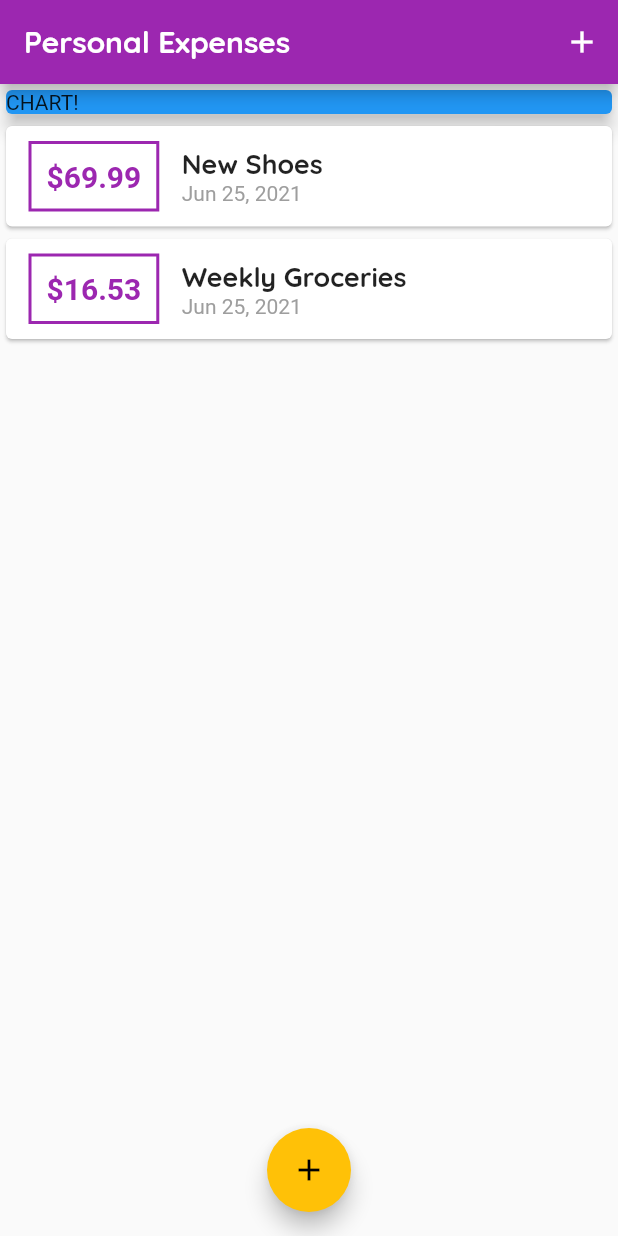
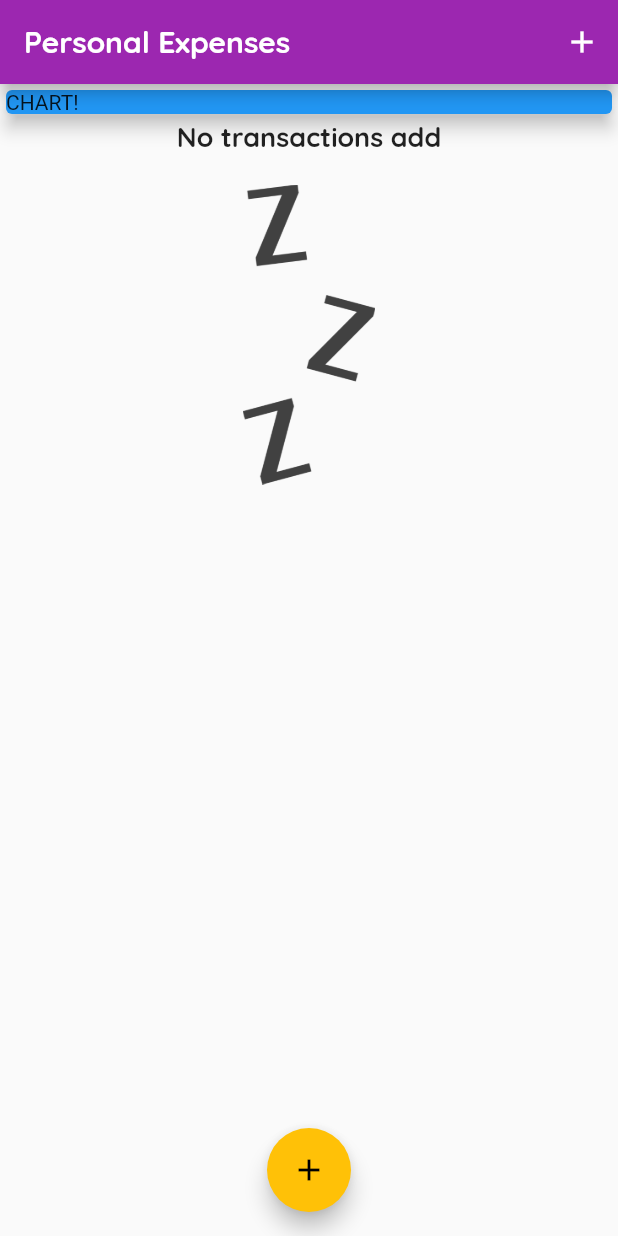
Before and after one commit to JakubMaz/transaction, a Flutter app: the screen it shows after launch, on a phone screen of 412 x 824 dp. Run offline on Flutter 3.47's test engine with Material 2 defaults, Android fonts, the phone set to English and light mode, and no system bars.

```diff
--- a/lib/main.dart
+++ b/lib/main.dart
@@ -46,7 +46,7 @@ class MyHomePage extends StatefulWidget {
 
 class _MyHomePageState extends State<MyHomePage> {
   final List<Transaction> _userTransactions = [
-    Transaction(
+    /*Transaction(
       id: 't1',
       title: 'New Shoes',
       amount: 69.99,
@@ -57,7 +57,7 @@ class _MyHomePageState extends State<MyHomePage> {
       title: 'Weekly Groceries',
       amount: 16.53,
       date: DateTime.now(),
-    ),
+    ),*/
   ];
 
   void _addNewTransaction(String txTitle, double txAmount) {
--- a/lib/widgets/transaction_list.dart
+++ b/lib/widgets/transaction_list.dart
@@ -12,7 +12,25 @@ class TransactionList extends StatelessWidget {
   Widget build(BuildContext context) {
     return Container(
       height: 300,
-      child: ListView.builder(
+      child: transactions.isEmpty
+          ? Column(
+              children: <Widget>[
+                Text(
+                  'No transactions add',
+                  style: Theme.of(context).textTheme.headline6,
+                ),
+                SizedBox(
+                  height: 20,
+                ),
+                Container(
+                    height: 200,
+                    child: Image.asset(
+                      'assets/image/waiting.png',
+                      fit: BoxFit.cover,
+                    )),
+              ],
+            )
+          : ListView.builder(
               itemBuilder: (ctx, index) {
                 return Card(
                   child: Row(
--- a/pubspec.yaml
+++ b/pubspec.yaml
@@ -46,8 +46,8 @@ flutter:
   uses-material-design: true
 
   # To add assets to your application, add an assets section, like this:
-  # assets:
-  #   - images/a_dot_burr.jpeg
+  assets:
+    - assets/image/waiting.png
   #   - images/a_dot_ham.jpeg
 
   # An image asset can refer to one or more resolution-specific "variants", see
```
Also changed, not shown: assets/image/waiting.png (added). Lines whose indentation alone changed are shown as unchanged.
